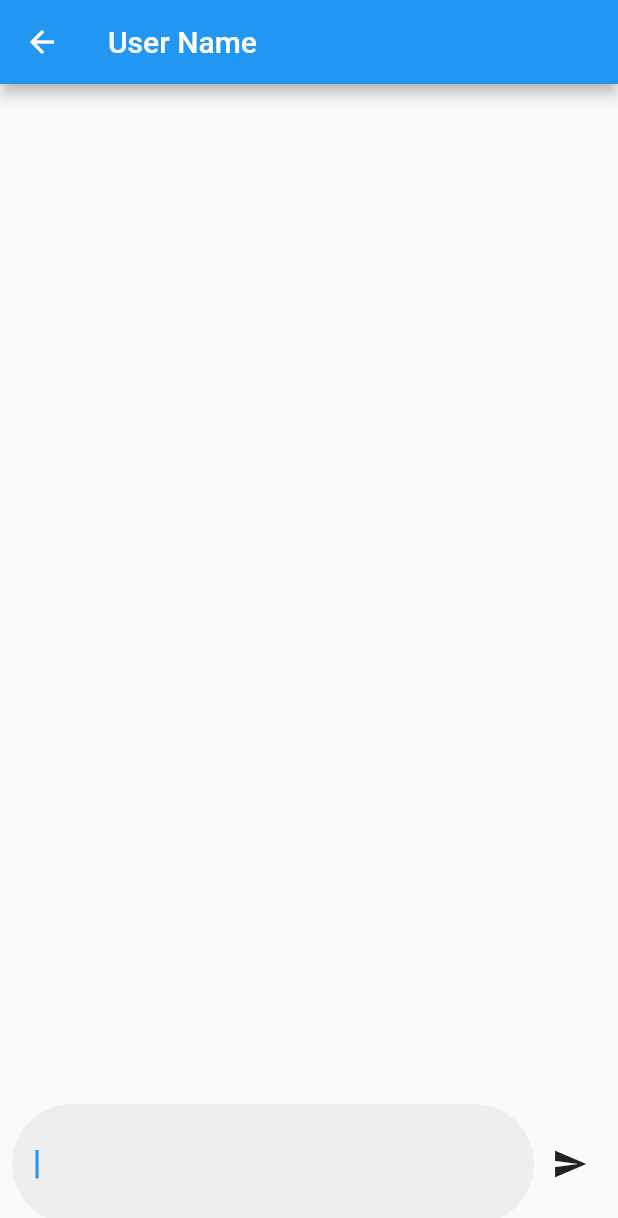
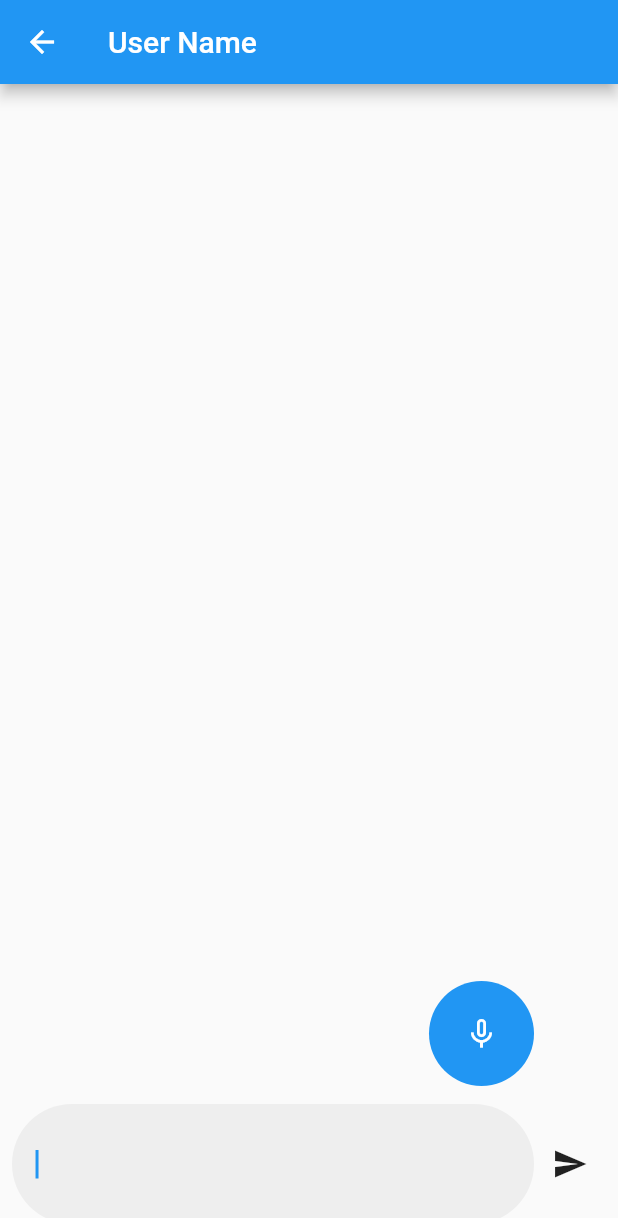
Before and after one commit to akachiryo/english-teacher, a Flutter app: the ChatRoom screen opened directly, on a phone screen of 412 x 824 dp. Shown: the top 1218 px of the screen. Run offline on Flutter 3.47's test engine with Material 2 defaults, Android fonts, the phone set to English and light mode, and no system bars; drawn by our look-alikes of avatar_glow; our stand-ins replace flutter_dotenv, speech_to_text.

Commit message:
Add: speacktotext　実装

```diff
--- a/lib/chat_room.dart
+++ b/lib/chat_room.dart
@@ -1,9 +1,11 @@
+import 'package:avatar_glow/avatar_glow.dart';
 import 'package:english_teacher/right_balloon.dart';
 import 'package:english_teacher/left_balloon.dart';
 import 'package:flutter/material.dart';
 import 'dart:convert' as convert;
 import 'package:http/http.dart' as http;
 import 'package:flutter_dotenv/flutter_dotenv.dart';
+import 'package:speech_to_text/speech_to_text.dart';
 
 class Message {
   final String text;
@@ -20,9 +22,27 @@ class ChatRoom extends StatefulWidget {
   _ChatRoomState createState() => _ChatRoomState();
 }
 
+class CustomLocation extends FloatingActionButtonLocation {
+  const CustomLocation();
+
+  @override
+  Offset getOffset(ScaffoldPrelayoutGeometry scaffoldGeometry) {
+    final fabX = scaffoldGeometry.scaffoldSize.width -
+        scaffoldGeometry.floatingActionButtonSize.width -
+        16.0;
+    final fabY = scaffoldGeometry.scaffoldSize.height -
+        scaffoldGeometry.floatingActionButtonSize.height -
+        60.0; // Change this value to move the FAB up or down.
+
+    return Offset(fabX, fabY);
+  }
+}
+
 class _ChatRoomState extends State<ChatRoom> {
   List<Message> messages = [];
   final TextEditingController textController = TextEditingController();
+  SpeechToText speechToText = SpeechToText();
+  var isListening = false;
 
   Future<void> postChat(String text) async {
     final token = dotenv.env['MY_TOKEN'];
@@ -79,6 +99,47 @@ class _ChatRoomState extends State<ChatRoom> {
     return Scaffold(
       appBar: AppBar(
         title: Text('User Name'),
+      ),
+      floatingActionButtonLocation: const CustomLocation(),
+      floatingActionButton: AvatarGlow(
+        endRadius: 75.0,
+        animate: isListening,
+        duration: const Duration(milliseconds: 2000),
+        glowColor: Colors.blue,
+        repeatPauseDuration: const Duration(milliseconds: 100),
+        showTwoGlows: true,
+        child: GestureDetector(
+          onTapDown: (details) async {
+            if (!isListening) {
+              var available = await speechToText.initialize();
+              if (available) {
+                setState(() {
+                  isListening = true;
+                  speechToText.listen(onResult: (result) {
+                    setState(() {
+                      textController.text = result.recognizedWords;
+                    });
+                  });
+                });
+              }
+            }
+          },
+          onTapUp: (details) {
+            setState(() {
+              isListening = false;
+            });
+            speechToText.stop();
+            handleSubmitted(textController.text);
+          },
+          child: CircleAvatar(
+            backgroundColor: Colors.blue,
+            radius: 35,
+            child: Icon(
+              isListening ? Icons.mic : Icons.mic_none,
+              color: Colors.white,
+            ),
+          ),
+        ),
       ),
       body: SafeArea(
         child: Column(children: [
```
